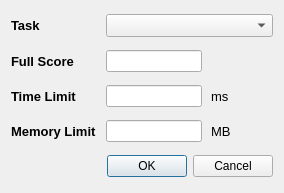
Project-LemonLime/Project_LemonLime, file forms/addtaskdialog.ui: the form before one commit.
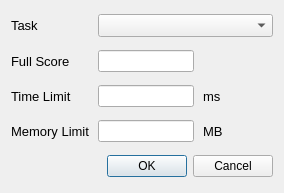
The form after the commit.

Diff of the .ui file:
```diff
--- a/forms/addtaskdialog.ui
+++ b/forms/addtaskdialog.ui
@@ -31,8 +31,8 @@
      <property name="font">
       <font>
        <pointsize>10</pointsize>
-       <weight>75</weight>
-       <bold>true</bold>
+       <weight>50</weight>
+       <bold>false</bold>
       </font>
      </property>
      <property name="text">
@@ -45,8 +45,8 @@
      <property name="font">
       <font>
        <pointsize>10</pointsize>
-       <weight>75</weight>
-       <bold>true</bold>
+       <weight>50</weight>
+       <bold>false</bold>
       </font>
      </property>
      <property name="text">
@@ -182,8 +182,8 @@
      <property name="font">
       <font>
        <pointsize>10</pointsize>
-       <weight>75</weight>
-       <bold>true</bold>
+       <weight>50</weight>
+       <bold>false</bold>
       </font>
      </property>
      <property name="text">
@@ -196,8 +196,8 @@
      <property name="font">
       <font>
        <pointsize>10</pointsize>
-       <weight>75</weight>
-       <bold>true</bold>
+       <weight>50</weight>
+       <bold>false</bold>
       </font>
      </property>
      <property name="text">
```
